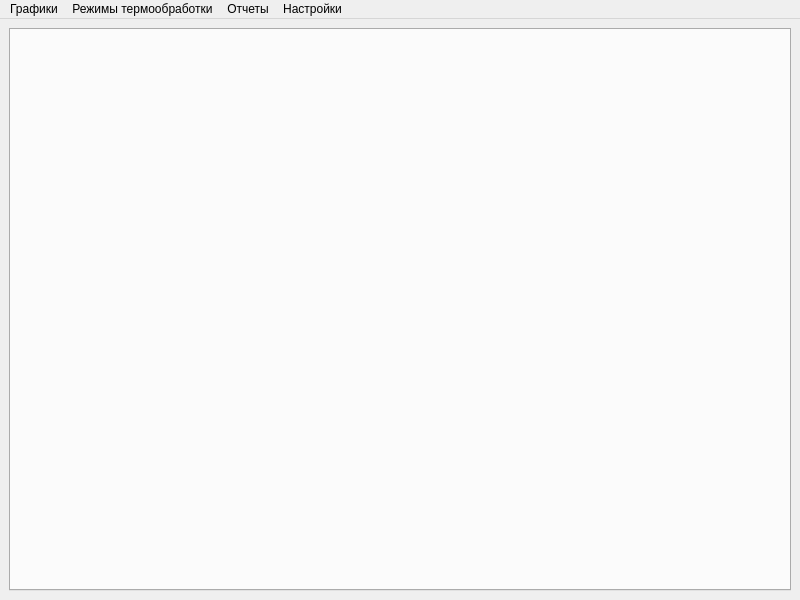
This is mainwindow.ui in Sergeyego/ovens as Qt 5 draws it before an edit. The edited form follows.
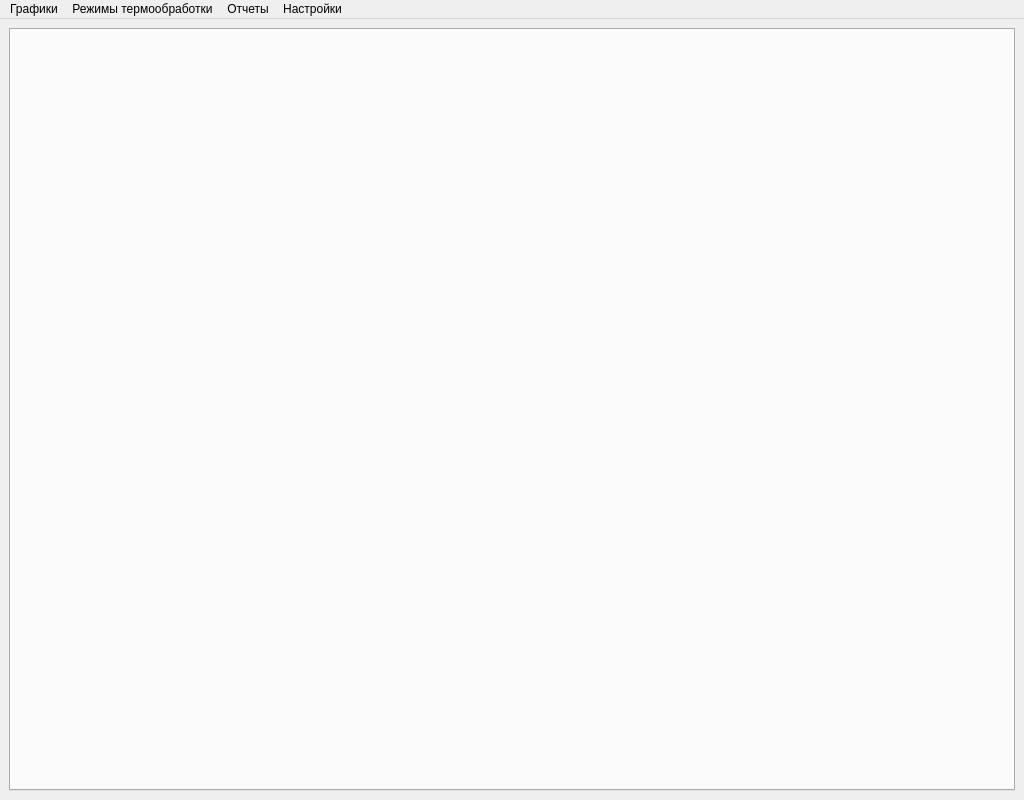
This is the edited form.

```diff
--- a/mainwindow.ui
+++ b/mainwindow.ui
@@ -6,8 +6,8 @@
    <rect>
     <x>0</x>
     <y>0</y>
-    <width>800</width>
-    <height>600</height>
+    <width>1024</width>
+    <height>800</height>
    </rect>
   </property>
   <property name="windowTitle">
@@ -29,7 +29,7 @@
     <rect>
      <x>0</x>
      <y>0</y>
-     <width>800</width>
+     <width>1024</width>
      <height>30</height>
     </rect>
    </property>
```
